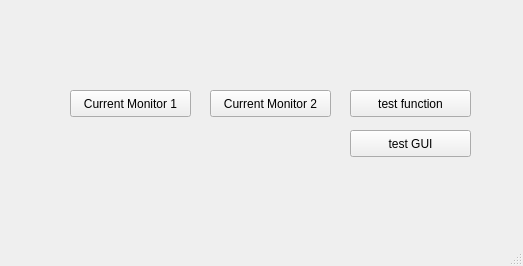
The window that src/Qt4Designer_files/ui_launcher.ui (NSLS-II/aphla) describes before a commit, drawn with Qt 5.
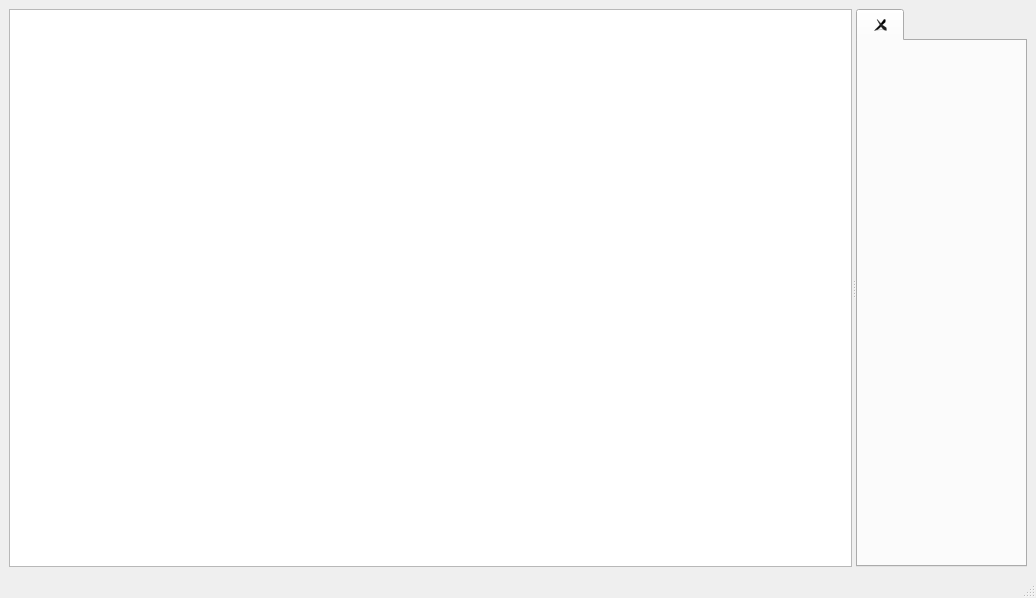
The same window after the commit.

Commit message: significant updates to Launcher GUI

Diff of the .ui file:
```diff
--- a/src/Qt4Designer_files/ui_launcher.ui
+++ b/src/Qt4Designer_files/ui_launcher.ui
@@ -6,66 +6,54 @@
    <rect>
     <x>0</x>
     <y>0</y>
-    <width>523</width>
-    <height>266</height>
+    <width>1036</width>
+    <height>598</height>
    </rect>
   </property>
   <property name="windowTitle">
    <string>NSLS-II Accelerator Physics Application Launcher</string>
   </property>
   <widget class="QWidget" name="centralwidget">
-   <widget class="QPushButton" name="pushButton_01">
-    <property name="geometry">
-     <rect>
-      <x>70</x>
-      <y>90</y>
-      <width>121</width>
-      <height>27</height>
-     </rect>
-    </property>
-    <property name="text">
-     <string>Current Monitor 1</string>
-    </property>
-   </widget>
-   <widget class="QPushButton" name="pushButton_02">
-    <property name="geometry">
-     <rect>
-      <x>210</x>
-      <y>90</y>
-      <width>121</width>
-      <height>27</height>
-     </rect>
-    </property>
-    <property name="text">
-     <string>Current Monitor 2</string>
-    </property>
-   </widget>
-   <widget class="QPushButton" name="pushButton_03">
-    <property name="geometry">
-     <rect>
-      <x>350</x>
-      <y>90</y>
-      <width>121</width>
-      <height>27</height>
-     </rect>
-    </property>
-    <property name="text">
-     <string>test function</string>
-    </property>
-   </widget>
-   <widget class="QPushButton" name="pushButton_04">
+   <layout class="QGridLayout" name="gridLayout">
+    <item row="0" column="0">
+     <widget class="QSplitter" name="splitter">
+      <property name="orientation">
+       <enum>Qt::Horizontal</enum>
+      </property>
+      <widget class="QTreeView" name="treeView">
+       <property name="midLineWidth">
+        <number>0</number>
+       </property>
+      </widget>
+      <widget class="QTabWidget" name="tabWidget">
+       <property name="currentIndex">
+        <number>0</number>
+       </property>
+       <property name="tabsClosable">
+        <bool>true</bool>
+       </property>
+       <property name="movable">
+        <bool>true</bool>
+       </property>
+       <widget class="QWidget" name="">
+        <attribute name="title">
+         <string/>
+        </attribute>
+       </widget>
+      </widget>
+     </widget>
+    </item>
+   </layout>
+  </widget>
+  <widget class="QMenuBar" name="menubar">
     <property name="geometry">
      <rect>
-      <x>350</x>
-      <y>130</y>
-      <width>121</width>
-      <height>27</height>
-     </rect>
-    </property>
-    <property name="text">
-     <string>test GUI</string>
-    </property>
-   </widget>
+     <x>0</x>
+     <y>0</y>
+     <width>1036</width>
+     <height>23</height>
+    </rect>
+   </property>
   </widget>
   <widget class="QStatusBar" name="statusbar"/>
  </widget>
```
Left out of the diff: 2 changed lines with no effect on the pictures. Lines whose indentation alone changed are shown as unchanged. The commit also changes 4 other files.
